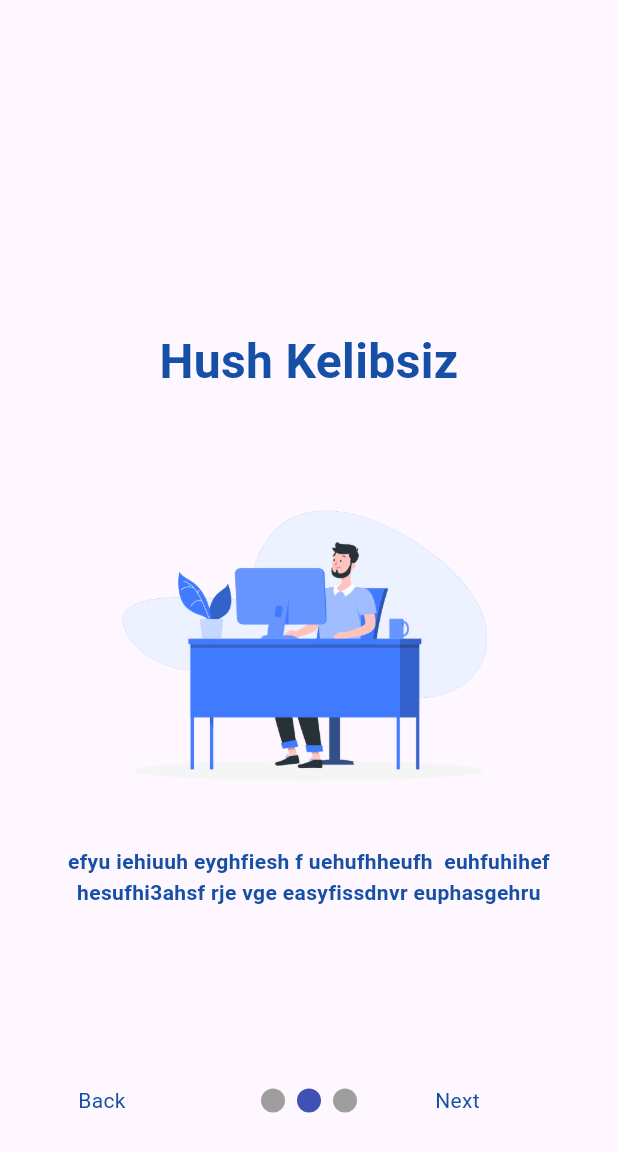
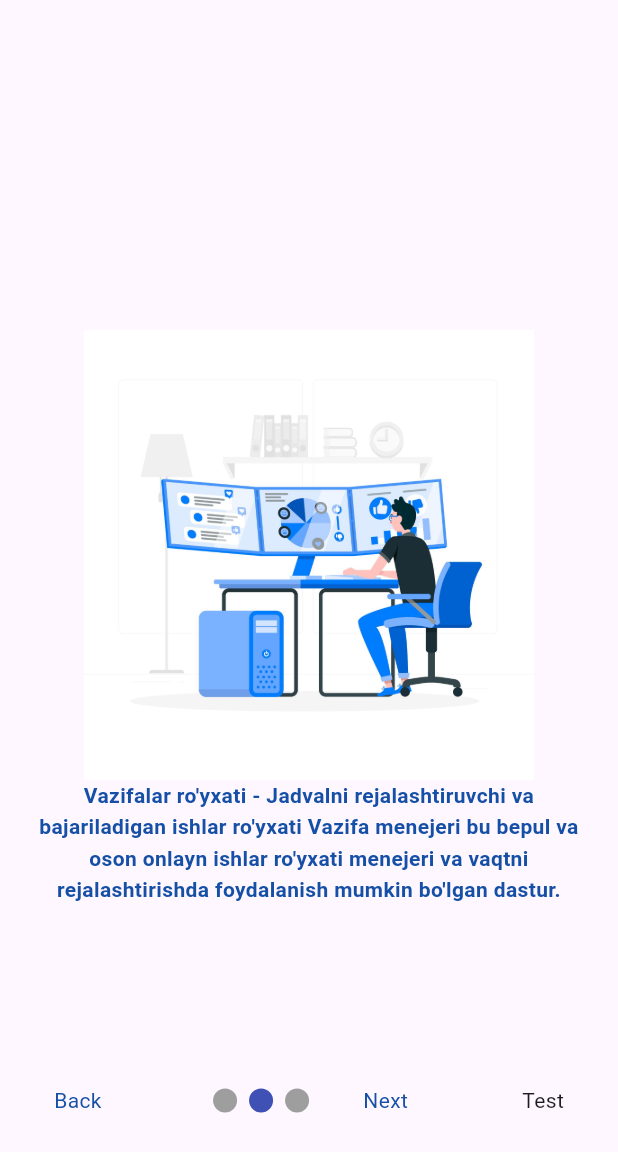
Before and after one commit to Inoyatovlee/Todo, a Flutter app: the screen it shows after launch, swiped to page 2, on a phone screen of 412 x 824 dp. Shown: the top 1152 px of the screen. Run offline on Flutter 3.47's test engine with Material 3 defaults, Android fonts, the phone set to English and light mode, and no system bars; drawn by our look-alikes of smooth_page_indicator; our stand-ins replace get.

Commit message:
step finesh

```diff
--- a/lib/components/welcome/step1.dart
+++ b/lib/components/welcome/step1.dart
@@ -11,21 +11,29 @@ class _StepOneState extends State<StepOne> {
   @override
   Widget build(BuildContext context) {
     return Center(
+      child: Container(
+        padding: const EdgeInsets.symmetric(horizontal: 16),
+        constraints: const BoxConstraints(maxWidth: 500),
         child: Column(mainAxisAlignment: MainAxisAlignment.center, children: [
           Text(
-          'Hush Kelibsiz',
+            'Hush Kelibsiz!',
             textAlign: TextAlign.center,
             style: TextStyle(
-              color: AppColor.blue7, fontWeight: FontWeight.w700, fontSize: 32),
+                color: AppColor.blue7,
+                fontWeight: FontWeight.w700,
+                fontSize: 32),
           ),
-        Image.asset(AppImages.step1, width: 300),
+          Image.asset(AppImages.step1),
           Text(
-          "efyu iehiuuh eyghfiesh f uehufhheufh  euhfuhihef  hesufhi3ahsf rje vge easyfissdnvr euphasgehru",
+            "Xavotir olmang, vaqtni boshqarish va oson hayot kechirishda yordam berish uchun ushbu samarali va bepul topshiriq kuzatuvchisidan foydalaning va vazifalar menejeri ro'yxatini bepul bajaring.",
             textAlign: TextAlign.center,
             style: TextStyle(
-              color: AppColor.blue7, fontWeight: FontWeight.w600, height: 1.5),
+                color: AppColor.blue7,
+                fontWeight: FontWeight.w600,
+                height: 1.5),
           ),
         ]),
+      ),
     );
   }
 }
--- a/lib/components/welcome/step2.dart
+++ b/lib/components/welcome/step2.dart
@@ -11,21 +11,21 @@ class _StepTwoState extends State<StepTwo> {
   @override
   Widget build(BuildContext context) {
     return Center(
+      child: Container(
+        padding: const EdgeInsets.symmetric(horizontal: 16),
+        constraints: BoxConstraints(maxWidth: 500),
         child: Column(mainAxisAlignment: MainAxisAlignment.center, children: [
+          Image.asset(AppImages.step2, width: 300),
           Text(
-          'Hush Kelibsiz',
+            "Vazifalar ro'yxati - Jadvalni rejalashtiruvchi va bajariladigan ishlar ro'yxati Vazifa menejeri bu bepul va oson onlayn ishlar ro'yxati menejeri va vaqtni rejalashtirishda foydalanish mumkin bo'lgan dastur.",
             textAlign: TextAlign.center,
             style: TextStyle(
-              color: AppColor.blue7, fontWeight: FontWeight.w700, fontSize: 32),
-        ),
-        Image.asset(AppImages.step1, width: 300),
-        Text(
-          "efyu iehiuuh eyghfiesh f uehufhheufh  euhfuhihef  hesufhi3ahsf rje vge easyfissdnvr euphasgehru",
-          textAlign: TextAlign.center,
-          style: TextStyle(
-              color: AppColor.blue7, fontWeight: FontWeight.w600, height: 1.5),
+                color: AppColor.blue7,
+                fontWeight: FontWeight.w600,
+                height: 1.5),
           ),
         ]),
+      ),
     );
   }
 }
--- a/lib/config/images.dart
+++ b/lib/config/images.dart
@@ -1,6 +1,6 @@
 class AppImages {
   static String logo = 'assets/images/todo.png';
-  static String step1 = "assets/images/se1.png";
-  static String step2 = 'assets/images/se3.png';
-  static String step3 = 'assets/images/se2.png';
+  static String step1 = "assets/images/step1.jpg";
+  static String step2 = 'assets/images/step2.jpg';
+  static String step3 = 'assets/images/step3.jpg';
 }
--- a/lib/pages/welcome.dart
+++ b/lib/pages/welcome.dart
@@ -70,6 +70,12 @@ class _WelcomeState extends State<Welcome> {
                             ),
                           ),
                         ),
+                        InkWell(
+                          onTap: () {
+                            controller.findUsersFromId();
+                          },
+                          child: Text("Test"),
+                        )
                       ],
                     ))
               ],
--- a/lib/stores/welcome_controller.dart
+++ b/lib/stores/welcome_controller.dart
@@ -9,6 +9,27 @@ class WelcomeController extends GetxController {
   PageController pageController = PageController(initialPage: 0);
 
   int currentPage = 0;
+//List tipiga Map ni ishlatish shu ko'rinishda bo'ladi
+  List<Map> users = [
+    {"id": 1, 'name': "Erkinjon", "age": 33}, //0  //user
+    {"id": 2, 'name': "Azizjon", "age": 23}, //1
+    {"id": 3, 'name': "Boburjon", "age": 27}, //2
+    {"id": 4, 'name': "Alijon", "age": 21}, //3
+  ];
+//Id orqali Listdan malumot topib olish
+  // findUsersFromId() {
+  //   int index = users.indexWhere((user) => user['id'] == 3);
+  //   print(index);
+  // }
+  //Id orqali Listdan malumotni o'chirish
+  findUsersFromId() {
+    print(users);
+    int index = users.indexWhere((user) => user['id'] == 3);
+    if (index > -1) {
+      users.removeAt(index);
+    }
+    print(users);
+  }
 
   List<Widget> pages = [
     const StepOne(),
```
Also changed, not shown: lib/components/welcome/step3.dart (+9 -9 lines), assets/images/step1.jpg (added), assets/images/step2.jpg (added), assets/images/step3.jpg (added). Lines whose indentation alone changed are shown as unchanged.
